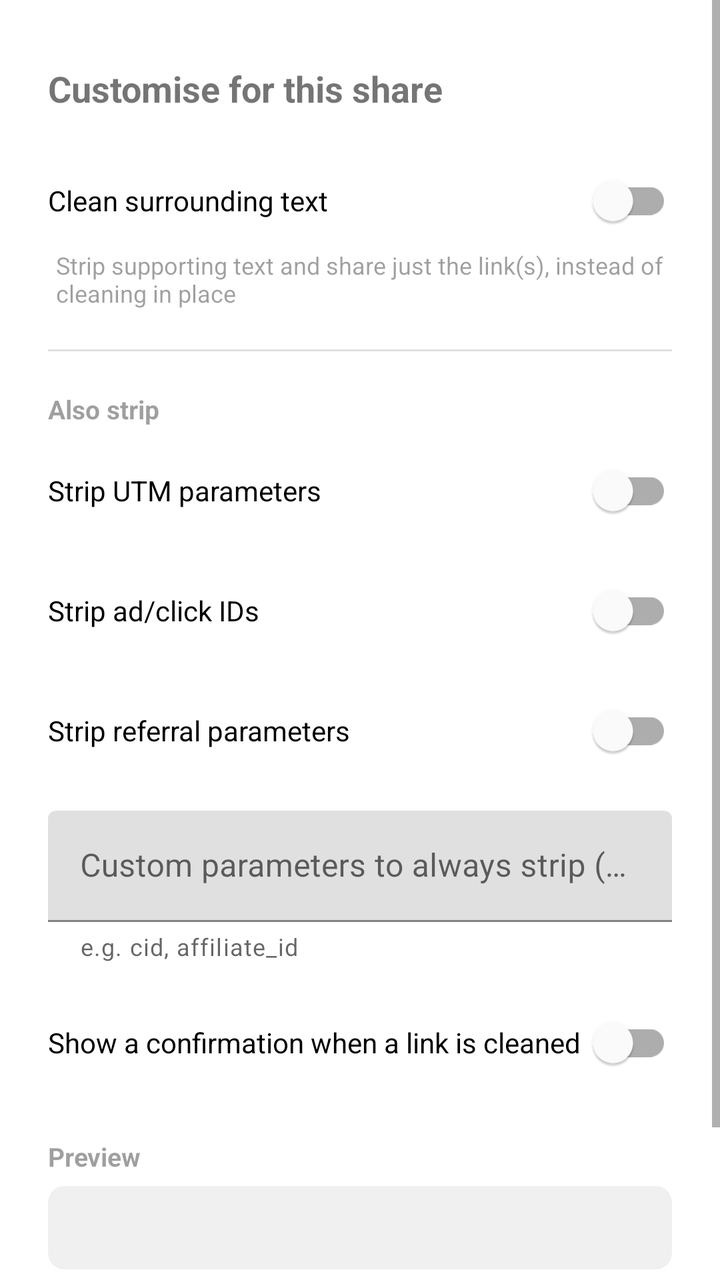
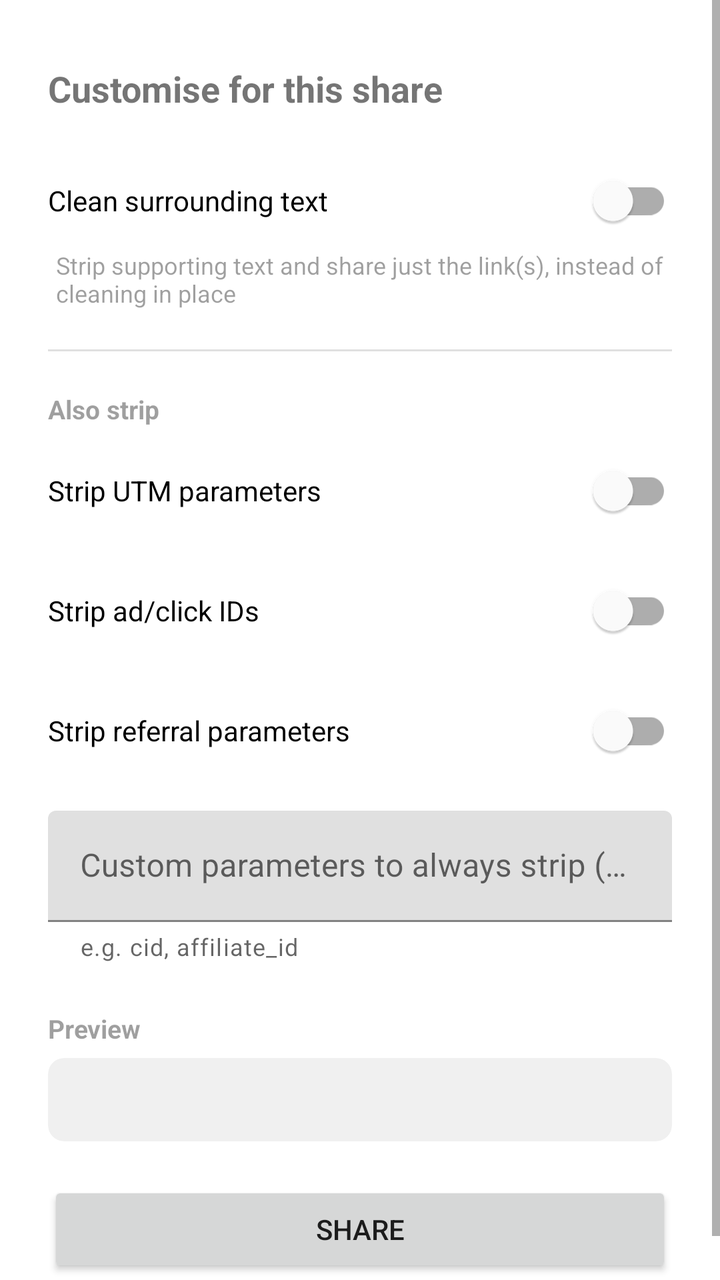

Two renders of the same Android screen: before a commit and after it. Below are the layout's source before the change and the commit's diff.
<!-- AndroidManifest.xml: activity theme Theme.LinkSanitiser -->
<!-- res/layout/activity_custom_share.xml -->
<?xml version="1.0" encoding="utf-8"?>
<ScrollView xmlns:android="http://schemas.android.com/apk/res/android"
    xmlns:app="http://schemas.android.com/apk/res-auto"
    android:layout_width="match_parent"
    android:layout_height="match_parent">

    <LinearLayout
        android:layout_width="match_parent"
        android:layout_height="wrap_content"
        android:orientation="vertical"
        android:paddingHorizontal="24dp"
        android:paddingTop="32dp"
        android:paddingBottom="24dp">

        <TextView
            android:layout_width="match_parent"
            android:layout_height="wrap_content"
            android:layout_marginBottom="20dp"
            android:text="@string/custom_title"
            android:textStyle="bold"
            android:textSize="18sp" />

        <com.google.android.material.switchmaterial.SwitchMaterial
            android:id="@+id/switchCleanSurroundingText"
            android:layout_width="match_parent"
            android:layout_height="wrap_content"
            android:text="@string/setting_clean_surrounding_text" />

        <TextView
            android:layout_width="match_parent"
            android:layout_height="wrap_content"
            android:layout_marginStart="4dp"
            android:alpha="0.7"
            android:text="@string/setting_clean_surrounding_text_desc"
            android:textSize="12sp" />

        <LinearLayout
            android:id="@+id/linksSection"
            android:layout_width="match_parent"
            android:layout_height="wrap_content"
            android:orientation="vertical"
            android:visibility="gone">

            <TextView
                android:layout_width="match_parent"
                android:layout_height="wrap_content"
                android:layout_marginTop="20dp"
                android:layout_marginBottom="4dp"
                android:text="@string/custom_links_heading"
                android:textStyle="bold" />

            <TextView
                android:layout_width="match_parent"
                android:layout_height="wrap_content"
                android:layout_marginStart="4dp"
                android:layout_marginBottom="12dp"
                android:alpha="0.7"
                android:text="@string/custom_links_subheading"
                android:textSize="12sp" />

            <LinearLayout
                android:id="@+id/linksContainer"
                android:layout_width="match_parent"
                android:layout_height="wrap_content"
                android:orientation="vertical" />

        </LinearLayout>

        <View
            android:layout_width="match_parent"
            android:layout_height="1dp"
            android:layout_marginVertical="20dp"
            android:background="?android:attr/listDivider" />

        <TextView
            android:layout_width="match_parent"
            android:layout_height="wrap_content"
            android:layout_marginBottom="8dp"
            android:alpha="0.7"
            android:text="@string/custom_tracking_heading"
            android:textStyle="bold"
            android:textSize="13sp" />

        <com.google.android.material.switchmaterial.SwitchMaterial
            android:id="@+id/switchStripUtm"
            android:layout_width="match_parent"
            android:layout_height="wrap_content"
            android:text="@string/setting_strip_utm" />

        <com.google.android.material.switchmaterial.SwitchMaterial
            android:id="@+id/switchStripClickIds"
            android:layout_width="match_parent"
            android:layout_height="wrap_content"
            android:layout_marginTop="12dp"
            android:text="@string/setting_strip_click_ids" />

        <com.google.android.material.switchmaterial.SwitchMaterial
            android:id="@+id/switchStripReferral"
            android:layout_width="match_parent"
            android:layout_height="wrap_content"
            android:layout_marginTop="12dp"
            android:text="@string/setting_strip_referral" />

        <com.google.android.material.textfield.TextInputLayout
            android:id="@+id/customParamsLayout"
            android:layout_width="match_parent"
            android:layout_height="wrap_content"
            android:layout_marginTop="16dp"
            android:hint="@string/custom_params_label"
            app:helperText="@string/custom_params_hint"
            app:helperTextEnabled="true">

            <com.google.android.material.textfield.TextInputEditText
                android:id="@+id/customParamsInput"
                android:layout_width="match_parent"
                android:layout_height="wrap_content"
                android:inputType="text" />

        </com.google.android.material.textfield.TextInputLayout>

        <com.google.android.material.switchmaterial.SwitchMaterial
            android:id="@+id/switchShowToast"
            android:layout_width="match_parent"
            android:layout_height="wrap_content"
            android:layout_marginTop="16dp"
            android:text="@string/setting_show_toast" />

        <TextView
            android:layout_width="match_parent"
            android:layout_height="wrap_content"
            android:layout_marginTop="24dp"
            android:layout_marginBottom="6dp"
            android:alpha="0.7"
            android:text="@string/custom_preview_heading"
            android:textStyle="bold"
            android:textSize="13sp" />

        <com.google.android.material.card.MaterialCardView
            android:layout_width="match_parent"
            android:layout_height="wrap_content"
            app:cardBackgroundColor="@color/preview_card_background"
            app:cardElevation="0dp"
            app:cardCornerRadius="8dp">

            <TextView
                android:id="@+id/previewText"
                android:layout_width="match_parent"
                android:layout_height="wrap_content"
                android:padding="12dp"
                android:fontFamily="monospace"
                android:textIsSelectable="true"
                android:textSize="13sp"
                android:text="" />

        </com.google.android.material.card.MaterialCardView>

        <Button
            android:id="@+id/shareButton"
            android:layout_width="match_parent"
            android:layout_height="wrap_content"
            android:layout_marginTop="20dp"
            android:text="@string/custom_share" />

    </LinearLayout>

</ScrollView>
<!-- resources referenced by this layout -->
<resources>
  <color name="preview_card_background">#F0F0F0</color>
  <string name="custom_links_heading">Links found</string>
  <string name="custom_links_subheading">Pick which to keep — the rest will be dropped</string>
  <string name="custom_params_hint">e.g. cid, affiliate_id</string>
  <string name="custom_params_label">Custom parameters to always strip (comma-separated)</string>
  <string name="custom_preview_heading">Preview</string>
  <string name="custom_share">Share</string>
  <string name="custom_title">Customise for this share</string>
  <string name="custom_tracking_heading">Also strip</string>
  <string name="setting_clean_surrounding_text">Clean surrounding text</string>
  <string name="setting_clean_surrounding_text_desc">Strip supporting text and share just the link(s), instead of cleaning in place</string>
  <string name="setting_show_toast">Show a confirmation when a link is cleaned</string>
  <string name="setting_strip_click_ids">Strip ad/click IDs</string>
  <string name="setting_strip_referral">Strip referral parameters</string>
  <string name="setting_strip_utm">Strip UTM parameters</string>
  <style name="Theme.LinkSanitiser" parent="Theme.MaterialComponents.DayNight.NoActionBar">
          <item name="colorPrimary">@color/purple_500</item>
          <item name="colorPrimaryDark">@color/purple_700</item>
          <item name="colorAccent">@color/teal_200</item>
      </style>
  <color name="purple_500">#FF6200EE</color>
  <color name="purple_700">#FF3700B3</color>
  <color name="teal_200">#FF03DAC5</color>
</resources>

<!-- the commit's change to res/layout/activity_custom_share.xml (unified diff, before → after) -->
@@ -118,13 +118,6 @@
 
         </com.google.android.material.textfield.TextInputLayout>
 
-        <com.google.android.material.switchmaterial.SwitchMaterial
-            android:id="@+id/switchShowToast"
-            android:layout_width="match_parent"
-            android:layout_height="wrap_content"
-            android:layout_marginTop="16dp"
-            android:text="@string/setting_show_toast" />
-
         <TextView
             android:layout_width="match_parent"
             android:layout_height="wrap_content"
<!-- resource entries referenced after the edit -->
@@ -11,7 +11,6 @@
   <string name="custom_tracking_heading">Also strip</string>
   <string name="setting_clean_surrounding_text">Clean surrounding text</string>
   <string name="setting_clean_surrounding_text_desc">Strip supporting text and share just the link(s), instead of cleaning in place</string>
-  <string name="setting_show_toast">Show a confirmation when a link is cleaned</string>
   <string name="setting_strip_click_ids">Strip ad/click IDs</string>
   <string name="setting_strip_referral">Strip referral parameters</string>
   <string name="setting_strip_utm">Strip UTM parameters</string>
